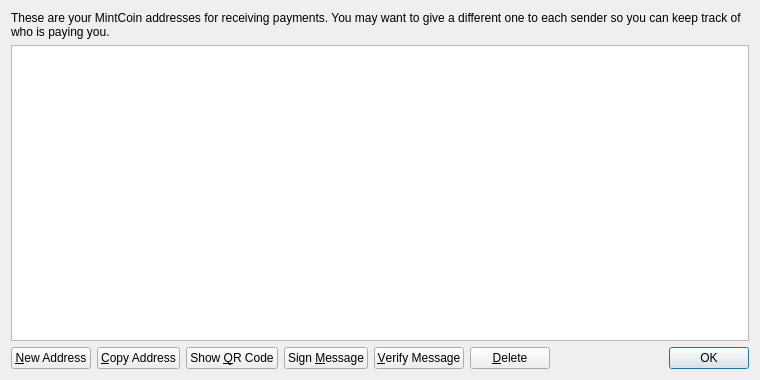
MintcoinCommunity/Mintcoin-Desktop-Wallet, file src/qt/forms/addressbookpage.ui: the form before one commit.
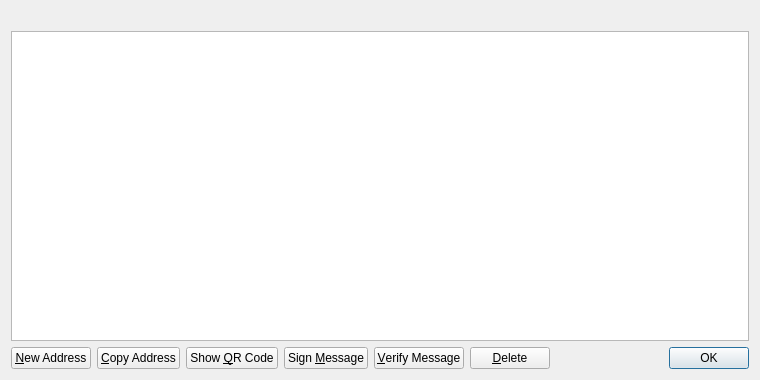
The form after the commit. Icons and pictures are not drawn.

Commit message:
Bitcoin-Qt: updates to addressbookpage
- use labelExplanation for sending and receiving tab and move the string
  from the ui-file to the source
- ensure that the table holding the label and address is resized so that
  the address column fits the address and the label column is stretched to
  fit the window size
- rename some stuff for much easier readbility in the code (I find it hard
  to get the meaning of stuff like labels or buttons)

BTC Commit(s):
b9564d7e541c793a9b9f3f830755d080f595bebc

What changed in the file:
```diff
--- a/src/qt/forms/addressbookpage.ui
+++ b/src/qt/forms/addressbookpage.ui
@@ -16,9 +16,6 @@
   <layout class="QVBoxLayout" name="verticalLayout">
    <item>
     <widget class="QLabel" name="labelExplanation">
-     <property name="text">
-      <string>These are your MintCoin addresses for receiving payments. You may want to give a different one to each sender so you can keep track of who is paying you.</string>
-     </property>
      <property name="textFormat">
       <enum>Qt::PlainText</enum>
      </property>
```
Left out of the diff: 6 changed lines with no effect on the pictures. The commit also changes 2 other files.
